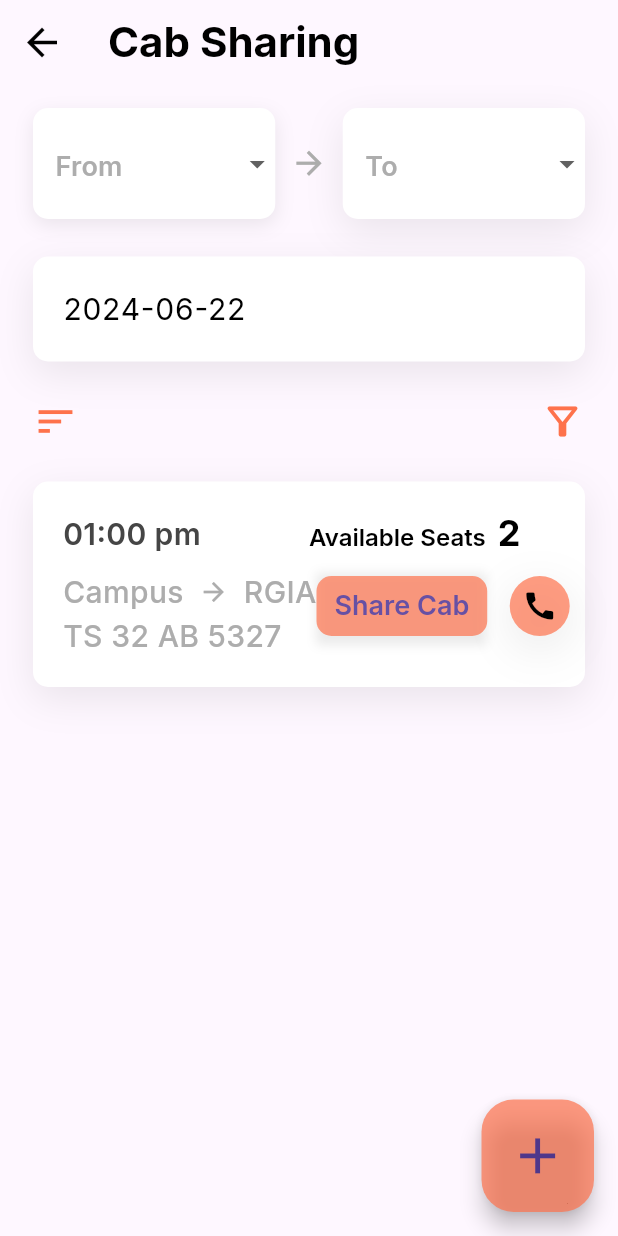
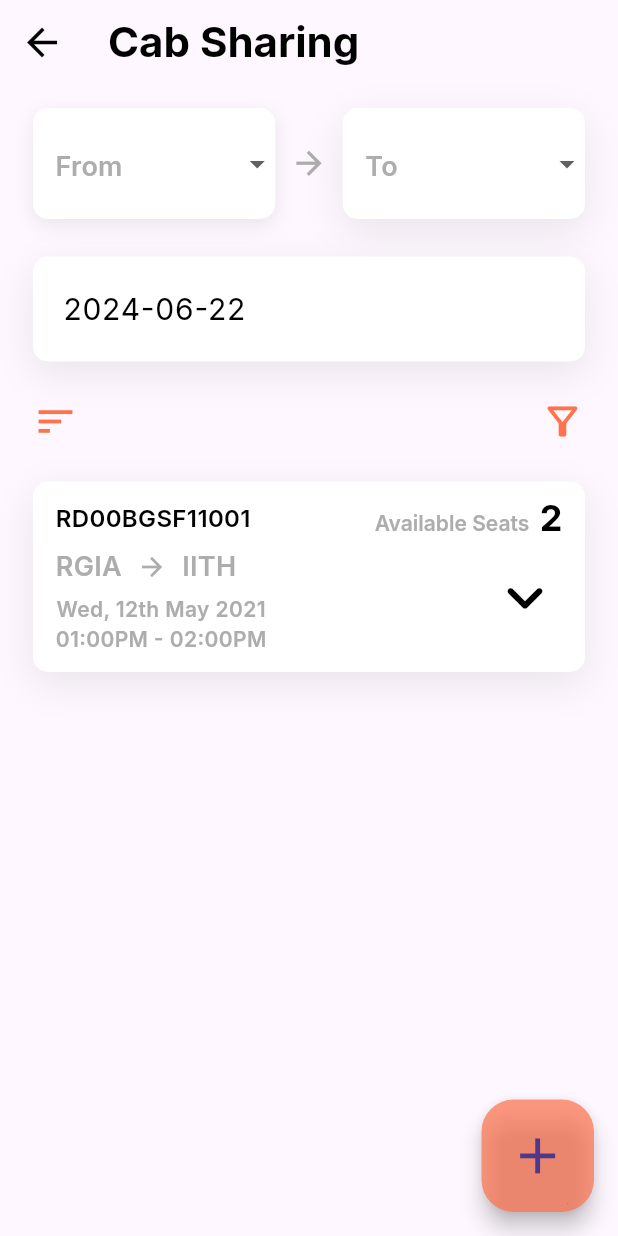
Before and after one commit to LambdaIITH/Dashboard, a Flutter app: the CabSharingScreen screen opened directly, on a phone screen of 412 x 824 dp. Run offline on Flutter 3.47's test engine with Material 3 defaults, Android fonts, the phone set to English and light mode, and no system bars; our stand-ins replace carousel_slider, firebase_auth, firebase_core, flutter_svg, google_fonts, google_sign_in and 2 more; missing offline and left inert: rounded_expansion_tile; accounts and stored records are empty.

Commit message:
fix: integrated ui changes to cab screen

```diff
--- a/frontend/lib/widgets/cab_details.dart
+++ b/frontend/lib/widgets/cab_details.dart
@@ -1,11 +1,37 @@
 import 'package:flutter/material.dart';
 import 'package:google_fonts/google_fonts.dart';
 
-class CabCard extends StatelessWidget {
-  const CabCard({Key? key}) : super(key: key);
+class CabCard extends StatefulWidget {
+  const CabCard({super.key});
+
+  @override
+  State<CabCard> createState() => _CabCardState();
+}
+
+class _CabCardState extends State<CabCard> {
+  bool _isExpanded = false;
+  String note =
+      "If anyone is travelling on same date and time from RGIA to IITH can contact me";
+  String date = "Wed, 12th May 2021";
+  String startTime = "01:00PM";
+  String endTime = "02:00PM";
+  String id = "RD00BGSF11001";
+  String availableSeats = "2";
+  String startLocation = "RGIA";
+  String endLocation = "IITH";
+
   @override
   Widget build(BuildContext context) {
-    return Container(
+    return GestureDetector(
+      onTap: () {
+        setState(() {
+          _isExpanded = !_isExpanded;
+        });
+      },
+      child: AnimatedContainer(
+        duration: const Duration(milliseconds: 300),
+        curve: Curves.easeInOut,
+        width: double.infinity,
         decoration: BoxDecoration(
           color: Colors.white,
           boxShadow: const [
@@ -18,36 +44,38 @@ class CabCard extends StatelessWidget {
           ],
           borderRadius: BorderRadius.circular(10.0),
         ),
-      padding: const EdgeInsets.symmetric(
-        horizontal: 20.0,
-        vertical: 20.0,
-      ),
+        padding: const EdgeInsets.fromLTRB(15, 10, 15, 12),
         child: Column(
+          mainAxisSize: MainAxisSize.min,
+          children: <Widget>[
+            Column(
               children: [
                 Row(
                   children: [
                     Expanded(
                       child: Text(
-                  "01:00 pm",
-                  style: GoogleFonts.inter(
-                    fontSize: 20,
-                    fontWeight: FontWeight.w600,
-                    color: const Color(0xff454545),
-                  ),
-                ),
-              ),
-              Expanded(
-                child: RichText(
-                  text: TextSpan(
-                    text: 'Available Seats  ',
+                        id,
                         style: GoogleFonts.inter(
                           fontSize: 16,
                           fontWeight: FontWeight.w600,
                           color: Colors.black,
                         ),
+                      ),
+                    ),
+                    Align(
+                      alignment: Alignment.centerRight,
+                      child: Expanded(
+                        child: RichText(
+                          text: TextSpan(
+                            text: 'Available Seats  ',
+                            style: GoogleFonts.inter(
+                              fontSize: 14,
+                              fontWeight: FontWeight.w600,
+                              color: const Color(0xffADADAD),
+                            ),
                             children: <TextSpan>[
                               TextSpan(
-                        text: '2',
+                                text: availableSeats,
                                 style: GoogleFonts.inter(
                                   fontSize: 24,
                                   fontWeight: FontWeight.w700,
@@ -58,21 +86,23 @@ class CabCard extends StatelessWidget {
                           ),
                         ),
                       ),
+                    ),
                   ],
                 ),
                 Row(
                   children: [
-              Column(
+                    Expanded(
+                      child: Column(
                         crossAxisAlignment: CrossAxisAlignment.start,
                         children: [
-                  const SizedBox(height: 10.0),
+                          const SizedBox(height: 5.0),
                           Row(
                             children: [
                               Text(
-                        "Campus",
+                                startLocation,
                                 style: GoogleFonts.inter(
-                          fontSize: 20,
-                          fontWeight: FontWeight.w500,
+                                  fontSize: 18,
+                                  fontWeight: FontWeight.w600,
                                   color: const Color(0xffADADAD),
                                 ),
                               ),
@@ -84,96 +114,117 @@ class CabCard extends StatelessWidget {
                               ),
                               const SizedBox(width: 10.0),
                               Text(
-                        "RGIA",
+                                endLocation,
                                 style: GoogleFonts.inter(
-                          fontSize: 20,
-                          fontWeight: FontWeight.w500,
+                                  fontSize: 18,
+                                  fontWeight: FontWeight.w600,
                                   color: const Color(0xffADADAD),
                                 ),
                               ),
                             ],
                           ),
+                          const SizedBox(height: 5.0),
+                          Column(
+                            children: [
                               Text(
-                    "TS 32 AB 5327",
+                                date,
                                 style: GoogleFonts.inter(
-                      fontSize: 20,
-                      fontWeight: FontWeight.w500,
+                                  fontSize: 14,
+                                  fontWeight: FontWeight.w600,
+                                  color: const Color(0xffADADAD),
+                                ),
+                              ),
+                              const SizedBox(width: 2.0),
+                              Text(
+                                "$startTime - $endTime",
+                                style: GoogleFonts.inter(
+                                  fontSize: 14,
+                                  fontWeight: FontWeight.w600,
                                   color: const Color(0xffADADAD),
                                 ),
                               ),
                             ],
+                          )
+                        ],
                       ),
-              const Spacer(),
-              Row(
-                children: [
-                  Container(
-                    decoration: const BoxDecoration(
-                      boxShadow: [
-                        BoxShadow(
-                          color: Color.fromRGBO(51, 51, 51, 0.10),
-                          offset: Offset(0, 2), // Offset in the x, y direction
-                          blurRadius: 5.0, // Blur radius
-                          spreadRadius: 0.0, // Spread radius
+                    ),
+                    Align(
+                      alignment: Alignment.centerRight,
+                      child: _isExpanded
+                          ? const Icon(
+                              Icons.keyboard_arrow_up_rounded,
+                              color: Colors.black,
+                              size: 50,
+                            )
+                          : const Icon(
+                              Icons.keyboard_arrow_down_rounded,
+                              color: Colors.black,
+                              size: 50,
+                            ),
+                    )
+                  ],
                 ),
               ],
-                      // borderRadius: BorderRadius.circular(6.0),
-                      // color: Colors.white,
             ),
+            AnimatedSize(
+              duration: const Duration(milliseconds: 300),
+              child: Visibility(
+                visible: _isExpanded,
+                child: Container(
+                  padding: const EdgeInsets.only(top: 10.0),
+                  child: Row(
+                    children: [
+                      Expanded(
+                        flex: 2,
+                        child: Container(
+                          padding: const EdgeInsets.fromLTRB(10, 6, 10, 6),
+                          decoration: BoxDecoration(
+                            borderRadius: BorderRadius.circular(10.0),
+                            color: Colors.grey[200],
+                          ),
+                          child: Text(
+                            "Note: $note",
+                            style: GoogleFonts.inter(
+                              fontSize: 12,
+                              fontWeight: FontWeight.w600,
+                              color: Colors.black,
+                            ),
+                          ),
+                        ),
+                      ),
+                      Expanded(
+                        flex: 1,
+                        child: Align(
+                          alignment: Alignment.centerRight,
                           child: TextButton(
                             onPressed: () {},
                             style: TextButton.styleFrom(
                               backgroundColor:
                                   const Color.fromRGBO(254, 114, 76, 0.70),
                               textStyle: GoogleFonts.inter(
-                          fontSize: 18,
-                          fontWeight: FontWeight.w600,
+                                fontSize: 14,
+                                fontWeight: FontWeight.w700,
                                 color: Colors.black,
                               ),
                               padding: const EdgeInsets.symmetric(
-                          horizontal: 12.0,
+                                horizontal: 10.0,
                                 vertical: 0.0,
                               ),
                               shape: RoundedRectangleBorder(
                                 borderRadius: BorderRadius.circular(10.0),
                               ),
                             ),
-                      child: const Text("Share Cab"),
-                    ),
-                  ),
-                  const SizedBox(width: 15.0),
-                  Container(
-                    decoration: BoxDecoration(
-                      boxShadow: const [
-                        BoxShadow(
-                          color: Color.fromRGBO(51, 51, 51, 0.10),
-                          offset: Offset(0, 8), // Offset in the x, y direction
-                          blurRadius: 25.0, // Blur radius
-                          spreadRadius: 1.0, // Spread radius
-                        ),
-                      ],
-                      borderRadius: BorderRadius.circular(50.0),
-                      // color: Colors.black,
-                    ),
-                    child: Container(
-                      width: 40,
-                      height: 40,
-                      decoration: const BoxDecoration(
-                        shape: BoxShape.circle,
-                        color: Color.fromRGBO(254, 114, 76, 0.70),
-                      ),
-                      child: IconButton(
-                        onPressed: () {},
-                        icon: const Icon(Icons.call),
-                        color: Colors.black,
-                        iconSize: 24.0,
+                            child: const Text("Join Cab"),
                           ),
                         ),
                       ),
                     ],
                   ),
+                ),
+              ),
+            ),
           ],
         ),
-        ],
       ),
     );
   }
```
Lines whose indentation alone changed are shown as unchanged.
